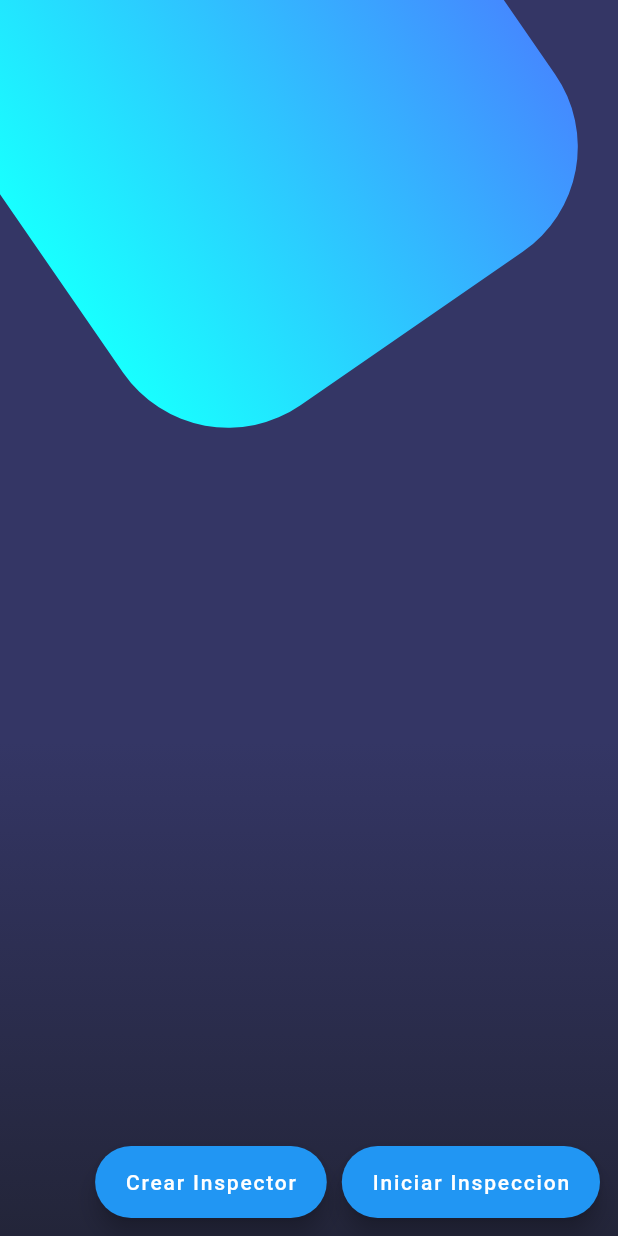
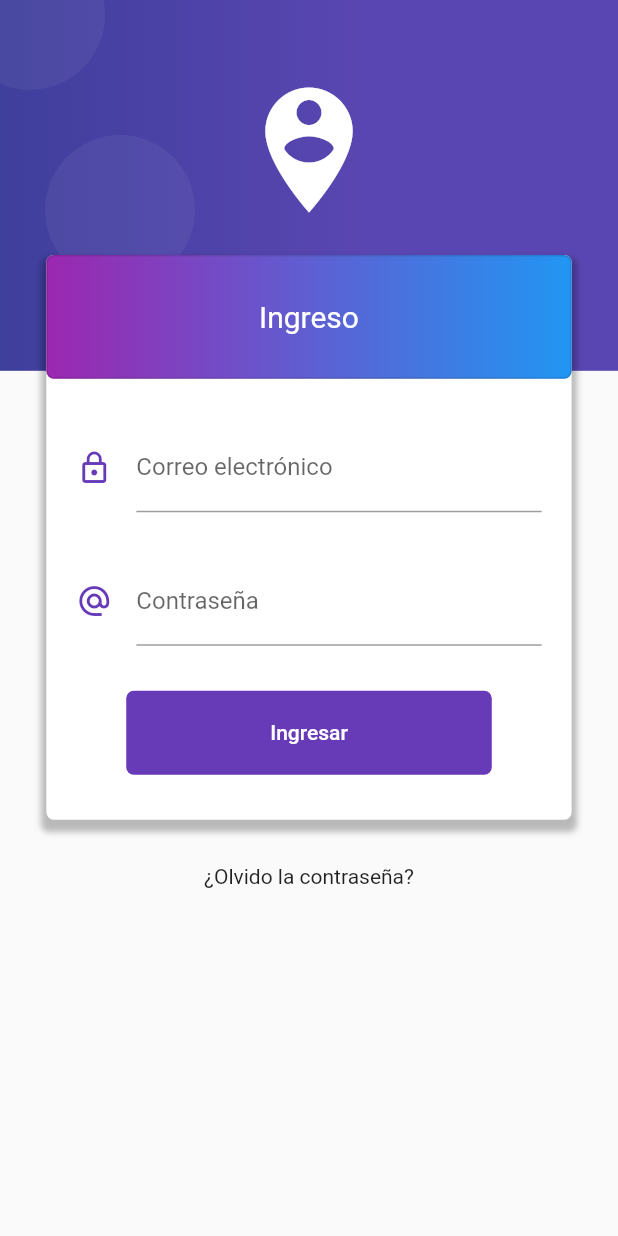
Before and after one commit to Sakrence/TFG, a Flutter app: the screen it shows after launch, on a phone screen of 412 x 824 dp. Run offline on Flutter 3.47's test engine with Material 2 defaults, Android fonts, the phone set to English and light mode, and no system bars; our stand-ins replace image_picker, location, rxdart, sqflite; accounts and stored records are empty.

Commit message:
feat: mock login

```diff
--- a/prevencionriesgoslaborales/lib/main.dart
+++ b/prevencionriesgoslaborales/lib/main.dart
@@ -7,6 +7,7 @@ import 'package:prevencionriesgoslaborales/src/pages/formulario_evaluacion_page.
 import 'package:prevencionriesgoslaborales/src/pages/home.dart';
 import 'package:prevencionriesgoslaborales/src/pages/lista_evaluaciones_page.dart';
 import 'package:prevencionriesgoslaborales/src/pages/lista_inspecciones.dart';
+import 'package:prevencionriesgoslaborales/src/pages/login.dart';
 import 'package:prevencionriesgoslaborales/src/pages/subcategorias.dart';
 
 void main() => runApp(MyApp());
@@ -25,8 +26,9 @@ class MyApp extends StatelessWidget {
       child: MaterialApp(
         debugShowCheckedModeBanner: false,
         title: 'Prevención Riesgos Laborales',
-        initialRoute: 'inspecciones',
+        initialRoute: 'login',
         routes: {
+          'login' : ( BuildContext conext ) => LoginPage(),
           'inspecciones' : ( BuildContext conext ) => ListaInspeccionPage(),
           'categorias' : ( BuildContext conext ) => HomePage(),
           'subcategoria' : ( BuildContext conext ) => SubcategoriaPage(),
--- a/prevencionriesgoslaborales/lib/src/pages/lista_inspecciones.dart
+++ b/prevencionriesgoslaborales/lib/src/pages/lista_inspecciones.dart
@@ -196,24 +196,6 @@ class _ListaInspeccionPageState extends State<ListaInspeccionPage> {
         inspeccion.direccion,
         textAlign: TextAlign.center,
         style: TextStyle(fontWeight: FontWeight.w600, fontSize: 20.0),
-      ),
-    );
-
-  }
-
-  Widget _botonInspeccionar( BuildContext context, InspeccionBloc bloc, InspeccionModel inspeccion) {
-
-    return Container(
-      padding: EdgeInsets.all(10.0),
-      child: FloatingActionButton.extended(
-        heroTag: UniqueKey(),
-        backgroundColor: Color.fromRGBO(52, 54, 101, 1.0),
-        onPressed: (){
-          bloc.changeInspeccionSeleccionada(inspeccion);
-          Navigator.pushNamed(context, 'categorias', arguments: inspeccion);
-        },
-        label: Text('Inspeccionar', overflow: TextOverflow.ellipsis, style: TextStyle(fontSize: 12, color: Colors.white),),
-        icon: Icon(Icons.search, color: Colors.blueAccent),
       ),
     );
 
@@ -432,8 +414,6 @@ class _ListaInspeccionPageState extends State<ListaInspeccionPage> {
                           _crearTextFieldProvincia(inspeccion),
                           _crearTextFieldPais(inspeccion),
                           _crearFieldCoordenadas(inspeccion),
-                          // _crearTextFieldLatitud(inspeccion),
-                          // _crearTextFieldLongitud(inspeccion),
                           _crearTextFieldComentarios(inspeccion),
                           _crearSeleccionInspector(inspeccion, bloc),
                         ],
--- /dev/null
+++ b/prevencionriesgoslaborales/lib/src/pages/login.dart
@@ -0,0 +1,232 @@
+import 'package:flutter/material.dart';
+
+class LoginPage extends StatelessWidget {
+  @override
+  Widget build(BuildContext context) {
+    return Scaffold(
+      body: Stack(
+        children: <Widget>[
+          _crearFondo( context ),
+          _loginForm( context ),
+        ],
+      ),
+    );
+  }
+
+  Widget _crearFondo( BuildContext context ) {
+
+    final size = MediaQuery.of(context).size;
+
+    final fondoMorado = Container(
+      height: size.height * 0.30,
+      width: double.infinity,
+      decoration: BoxDecoration(
+        gradient: LinearGradient(
+          begin: FractionalOffset.centerLeft,
+          end: FractionalOffset(0.6 , 0.5),
+          colors: <Color> [
+            Color.fromRGBO(63, 63, 156, 1.0),
+            Color.fromRGBO(90, 70, 178, 1.0)
+          ]
+        )
+      ),
+    );
+
+    final circulo = Container(
+      width: 100.0,
+      height: 100.0,
+      decoration: BoxDecoration(
+        borderRadius: BorderRadius.circular(100.0),
+        color: Colors.white.withOpacity(0.05)
+      ),
+    );
+
+
+    return Stack(
+      children: <Widget>[
+        fondoMorado,
+        Positioned( top: 90.0, left: 30.0, child: circulo ),
+        Positioned( top: -40.0, left: -30.0, child: circulo ),
+        Positioned( bottom: -50.0, right: 30.0, child: circulo ),
+        Positioned( bottom: 120.0, right: 20.0, child: circulo ),
+        Positioned( bottom: -50.0, left: -20.0, child: circulo ),
+
+        Container(
+          padding: EdgeInsets.only(top:50.0),
+          child: Column(
+            children: <Widget>[
+              Icon(Icons.person_pin_circle, color: Colors.white, size: 100.0),
+              SizedBox( height: 10.0, width: double.infinity, ),
+            ],
+          ),
+        ),
+
+
+      ],
+    );
+
+  }
+
+  Widget _loginForm(BuildContext context) {
+
+    // final bloc = Provider.of(context);
+    final size = MediaQuery.of(context).size;
+
+    return SingleChildScrollView(
+      child: Column(
+        children: <Widget>[
+
+          SafeArea(
+            child: Container(
+              height: size.height * 0.17,
+            ),
+          ),
+
+          Container(
+            width: size.width * 0.85,
+            margin: EdgeInsets.symmetric(vertical: 30.0),
+            padding: EdgeInsets.symmetric(vertical: .0),
+            decoration: BoxDecoration(
+              color: Colors.white,
+              borderRadius: BorderRadius.circular(5.0),
+              boxShadow: <BoxShadow>[
+                BoxShadow(
+                  color: Colors.black26,
+                  blurRadius: 3.0,
+                  offset: Offset(0.0, 5.0),
+                  spreadRadius: 3.0
+                )
+              ]
+            ),
+            child: Column(
+              children: <Widget>[
+                Container(
+                  decoration: BoxDecoration(
+                    border: Border.all(color: Colors.black12),
+                    borderRadius: BorderRadius.circular(5.0),
+                    gradient: LinearGradient(
+                      colors: [
+                        Colors.purple,
+                        Colors.blue
+                      ]
+                    ),
+                  ),
+                  alignment: Alignment.center,
+                  height: size.height * 0.1,
+                  width: double.infinity,
+                  child: Text('Ingreso', style: TextStyle(decoration: TextDecoration.none, fontSize: 20.0, color: Colors.white) ,),
+                ),
+                SizedBox(height: 30.0),
+                // _crearEmail(bloc),
+                _crearEmail(),
+                SizedBox(height: 30.0),
+                // _crearPassword(bloc),
+                _crearPassword(),
+                SizedBox(height: 30.0),
+                // _crearBoton(bloc),
+                _crearBoton(),
+                SizedBox(height: 30.0),
+
+              ],
+            ),
+          ),
+          Text('¿Olvido la contraseña?'),
+          SizedBox( height: 100.0 ),
+        ],
+      ),
+    );
+
+  }
+
+  // Widget _crearEmail( LoginBloc bloc ) {
+  Widget _crearEmail(  ) {
+
+    // return StreamBuilder(
+    //   stream: bloc.emailStream ,
+    //   builder: (BuildContext context, AsyncSnapshot snapshot){
+        return Container(
+          padding: EdgeInsets.symmetric(horizontal: 20.0),
+          child: TextField(
+            keyboardType: TextInputType.emailAddress,
+            decoration: InputDecoration(
+              icon: Icon(Icons.lock_outline, color: Colors.deepPurple),
+              hintText: 'ejemplo@correo.com',
+              labelText: 'Correo electrónico',
+              // counterText: snapshot.data,
+              // errorText: snapshot.error
+            ),
+            // onChanged: bloc.changeEmail,
+          ),
+        );
+      // },
+    // );
+
+
+
+
+  }
+
+  // Widget _crearPassword( LoginBloc bloc ) {
+  Widget _crearPassword( ) {
+
+    // return StreamBuilder(
+    //   stream: bloc.passwordStream ,
+    //   builder: (BuildContext context, AsyncSnapshot snapshot){
+
+        return Container(
+          padding: EdgeInsets.symmetric(horizontal: 20.0),
+          child: TextField(
+            obscureText: true,
+            decoration: InputDecoration(
+              icon: Icon(Icons.alternate_email, color: Colors.deepPurple),
+              labelText: 'Contraseña',
+              // counterText: snapshot.data,
+              // errorText: snapshot.error
+            ),
+            // onChanged: bloc.changePassword,
+          ),
+        );
+    //   },
+    // );
+
+
+
+  }
+
+  // Widget _crearBoton( LoginBloc bloc ) {
+  Widget _crearBoton( ) {
+
+    // return StreamBuilder(
+    //   stream: bloc.formValidStream ,
+    //   builder: (BuildContext context, AsyncSnapshot snapshot){
+         return RaisedButton(
+          child: Container(
+            padding: EdgeInsets.symmetric( horizontal: 80.0, vertical: 20.0),
+            child: Text('Ingresar'),
+          ),
+          shape: RoundedRectangleBorder(
+            borderRadius: BorderRadius.circular(5.0)
+          ),
+          elevation: 0.0,
+          color: Colors.deepPurple,
+          textColor: Colors.white,
+          onPressed: () {},
+          // onPressed: snapshot.hasData ? () => _login(bloc, context) : null
+        );
+    //   },
+    // );
+  }
+
+  // _login( LoginBloc bloc, BuildContext context ) {
+  _login(  ) {
+
+    print('============ ');
+    // print('Email: ${ bloc.email }');
+    // print('Password: ${ bloc.password }');
+    print('============ ');
+
+    // Navigator.pushReplacementNamed(context, 'home'); // para que la sisguiente pagina sea el root
+
+  }
+
+}
```
